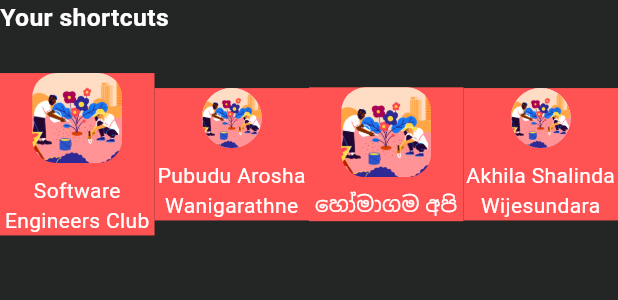
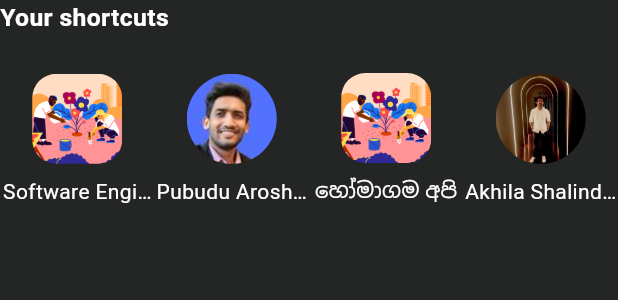
Before and after one commit to takanokenji-s/Flutter-Facebook-UI, a Flutter app: the ShortCuts widget shown alone on an empty page, opened directly, on a phone screen of 412 x 824 dp. Shown: the top 300 px of the screen. Run offline on Flutter 3.47's test engine with Material 2 defaults, Android fonts, the phone set to English and light mode, and no system bars; our stand-ins replace google_fonts, iconsax, page_transition; network calls fail.

Commit message:
ui fixes

```diff
--- a/lib/screens/menu/menu.dart
+++ b/lib/screens/menu/menu.dart
@@ -210,7 +210,7 @@ class ShortCuts extends StatelessWidget {
       {
         'type': 'user',
         'label': 'Pubudu Arosha Wanigarathne',
-        'image': 'assets/images/group.png'
+        'image': 'assets/images/user1.jpg'
       },
       {
         'type': 'group',
@@ -220,7 +220,7 @@ class ShortCuts extends StatelessWidget {
       {
         'type': 'user',
         'label': 'Akhila Shalinda Wijesundara',
-        'image': 'assets/images/group.png'
+        'image': 'assets/images/user2.jpg'
       }
     ];
 
@@ -247,15 +247,11 @@ class ShortCuts extends StatelessWidget {
               (index) => Container(
                 width: size.width / 4,
                 alignment: Alignment.center,
-                decoration: BoxDecoration(
-                  color: Colors.redAccent
-                ),
                 child: Column(
                   crossAxisAlignment: CrossAxisAlignment.center,
                   children: [
                     shortcuts[index]['type'] == 'user'
-                        ? CircleAvatar(
-                            child: ClipRRect(
+                        ? ClipRRect(
                             borderRadius: const BorderRadius.all(
                               Radius.circular(50),
                             ),
@@ -264,7 +260,6 @@ class ShortCuts extends StatelessWidget {
                               width: 60,
                               height: 60,
                               fit: BoxFit.cover,
-                              ),
                             ),
                           )
                         : ClipRRect(
@@ -277,10 +272,14 @@ class ShortCuts extends StatelessWidget {
                               fit: BoxFit.cover,
                             ),
                           ),
-                            SizedBox(height: size.height * 0.010,),
+                    SizedBox(
+                      height: size.height * 0.010,
+                    ),
                     Text(
                       shortcuts[index]['label']!,
                       textAlign: TextAlign.center,
+                      overflow: TextOverflow.ellipsis,
+                      maxLines: 1,
                       style: const TextStyle(
                         color: Colors.white,
                       ),
```
Also changed, not shown: assets/images/user2.jpg (added). Lines whose indentation alone changed are shown as unchanged.
